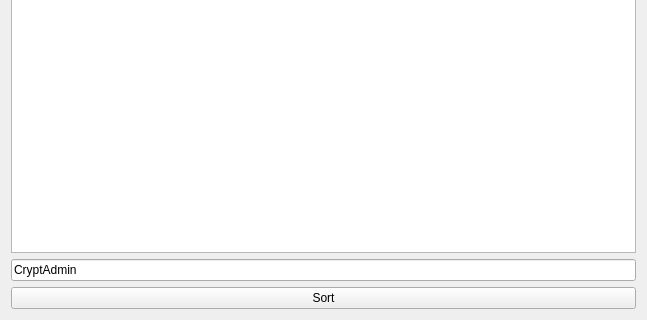
First picture: the form in mainwindow.ui, repository VoreWind/ClassMethodSorter, before the edit; both pictures show x 0 to 647 and y 408 to 728 of the 647 by 728 pixel window.
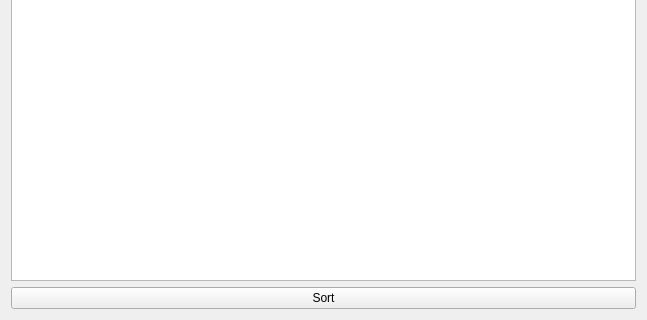
Second picture: the form after the edit.

Commit message: Remove confusing lineedit

Patch:
```diff
--- a/mainwindow.ui
+++ b/mainwindow.ui
@@ -41,13 +41,6 @@
       </property>
      </widget>
     </item>
-    <item row="1" column="0">
-     <widget class="QLineEdit" name="class_name_line">
-      <property name="text">
-       <string>CryptAdmin</string>
-      </property>
-     </widget>
-    </item>
    </layout>
   </widget>
  </widget>
```
Left out of the diff: 2 changed lines with no effect on the pictures.
